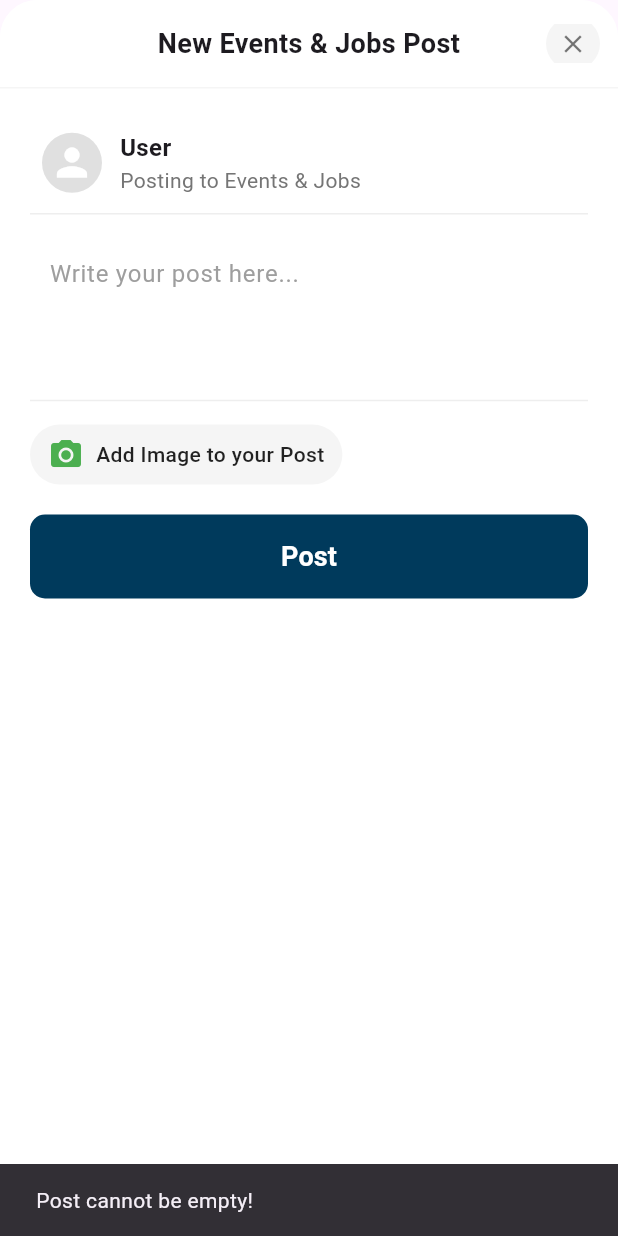
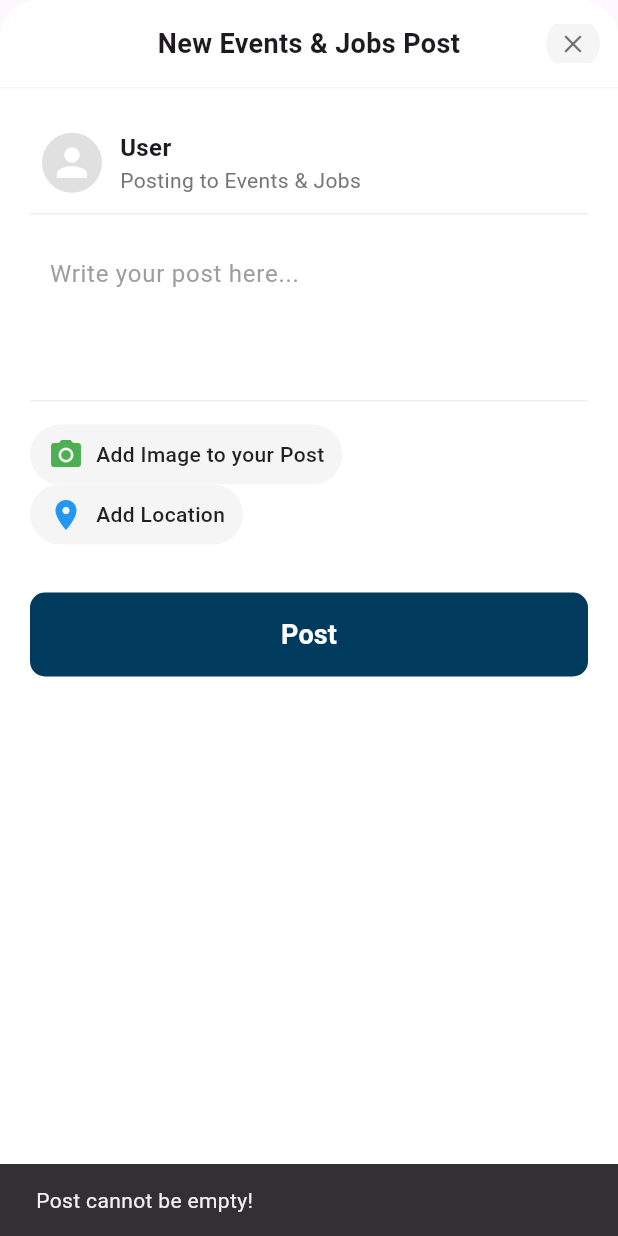
Before and after one commit to HafsaQureshi1/FYP_UNI-verse_f21, a Flutter app: the CreateNewPostScreen widget shown alone on an empty page, opened directly, after a tap on "Post", on a phone screen of 412 x 824 dp. Run offline on Flutter 3.47's test engine with Material 3 defaults, Android fonts, the phone set to English and light mode, and no system bars; our stand-ins replace cloud_firestore, file_picker, firebase_auth, firebase_core, firebase_messaging, geocoding and 5 more; accounts and stored records are empty; project files that could hold a hidden picture were left out.

Commit message:
change the function to categorize post by using hugging face Ai

```diff
--- a/lib/createpost.dart
+++ b/lib/createpost.dart
@@ -1,14 +1,17 @@
 import 'dart:io';
-import 'dart:typed_data';
 import 'dart:convert';
 import 'package:flutter/foundation.dart';
+
 import 'package:flutter/material.dart';
+import 'package:flutter_application_1/LocationPicker.dart';
+import 'package:geocoding/geocoding.dart';
+import 'package:google_maps_flutter/google_maps_flutter.dart';
 import 'package:image_picker/image_picker.dart';
 import 'package:firebase_auth/firebase_auth.dart';
 import 'package:cloud_firestore/cloud_firestore.dart';
 import 'package:http/http.dart' as http;
 import 'profileimage.dart';
-
+import 'categorize.dart';
 class CreateNewPostScreen extends StatefulWidget {
   final String collectionName;
 
@@ -23,6 +26,8 @@ class _CreateNewPostScreenState extends State<CreateNewPostScreen> {
   final FirebaseAuth _auth = FirebaseAuth.instance;
   final FirebaseFirestore _firestore = FirebaseFirestore.instance;
   bool _isPosting = false;
+LatLng? _selectedLocation;
+String _selectedAddress = "No location selected";
 
   String _username = '';
   String? _userId;
@@ -35,6 +40,190 @@ class _CreateNewPostScreenState extends State<CreateNewPostScreen> {
     super.initState();
     _fetchUserInfo();
   }
+
+
+Future<void> _pickLocation() async {
+  final LatLng? location = await Navigator.push(
+    context,
+    MaterialPageRoute(builder: (context) => LocationPicker()),
+  );
+
+  if (location != null) {
+    setState(() {
+      _selectedLocation = location;
+      _updateAddress(location);
+    });
+  }
+}
+Future<String> _classifyPostWithHuggingFace(String postText) async {
+  print("🔹 Sending request to Hugging Face...");
+
+  final url = Uri.parse("https://api-inference.huggingface.co/models/facebook/bart-large-mnli");
+  final headers = {
+    "Authorization": "Bearer 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",
+    "Content-Type": "application/json"
+  };
+
+  final body = jsonEncode({
+  "inputs": postText,  // ✅ Corrected: "inputs" instead of "sequence"
+  "parameters": {
+    "candidate_labels": [  // ✅ Moved inside "parameters"
+     "Electronics",
+      "Clothing & Accessories",
+      "Documents",
+      "Books & Stationery",
+      "Personal Items",
+      "Miscellaneous"
+    ]
+  }
+});
+
+
+  try {
+    final response = await http.post(url, headers: headers, body: body);
+
+    print("🔹 API Response Status Code: ${response.statusCode}");
+    print("🔹 API Response Body: ${response.body}");
+
+    if (response.statusCode == 200) {
+      final responseData = jsonDecode(response.body);
+      print("🔹 Parsed JSON: $responseData");  // Print JSON to debug
+
+      List<dynamic> labels = responseData["labels"];
+      List<dynamic> scores = responseData["scores"];
+
+      if (labels.isNotEmpty && scores.isNotEmpty) {
+        String bestCategory = labels[0];  // Get highest confidence category
+        double confidence = scores[0];
+
+        print("✅ AI Category: $bestCategory (Confidence: ${confidence.toStringAsFixed(2)})");
+        return confidence > 0.3 ? bestCategory : "Miscellaneous";  // Confidence threshold
+      }
+    } else {
+      print("❌ AI Classification Failed. Response: ${response.body}");
+    }
+  } catch (e) {
+    print("❌ Hugging Face API Exception: $e");
+  }
+
+  return "Miscellaneous";  // Default if API fails
+}
+Future<void> _createPost() async {
+  print("🚀 _createPost() started");
+  print("📂 Collection Name: ${widget.collectionName}");
+
+  // Extract only the main collection name
+  String mainCollection = widget.collectionName.split('/')[0];
+  print("📂 Extracted Main Collection: $mainCollection");
+
+  String postContent = _postController.text.trim();
+  if (postContent.isEmpty) {
+    print("⚠️ Post content is empty, exiting...");
+    ScaffoldMessenger.of(context).showSnackBar(
+      const SnackBar(content: Text('Post cannot be empty!')),
+    );
+    return;
+  }
+
+  setState(() {
+    _isPosting = true;
+  });
+
+  try {
+    User? user = _auth.currentUser;
+    if (user != null) {
+      DocumentSnapshot userDoc =
+          await _firestore.collection('users').doc(user.uid).get();
+      String username = userDoc.exists ? userDoc['username'] : 'Anonymous';
+
+      String? uploadedImageUrl;
+
+      // Upload image if selected
+      if (_imageFile != null || _webImage != null) {
+        Uint8List imageBytes =
+            kIsWeb ? _webImage! : await _imageFile!.readAsBytes();
+        uploadedImageUrl = await _uploadImageToCloudinary(imageBytes);
+      }
+
+      // Create post data
+      final postData = {
+        'userId': user.uid,
+        'userName': username,
+        'userEmail': user.email,
+        'likes': 0,
+        'postContent': postContent,
+        'imageUrl': uploadedImageUrl ?? '',
+        'timestamp': FieldValue.serverTimestamp(),
+        "location": _selectedLocation != null
+            ? {
+                "latitude": _selectedLocation!.latitude,
+                "longitude": _selectedLocation!.longitude,
+                "address": _selectedAddress,
+              }
+            : null,
+      };
+
+      // Firestore transaction to store posts
+      await _firestore.runTransaction((transaction) async {
+        // ✅ **Step 1: Store in the "All" subcollection**
+        final allPostsRef = _firestore
+            .collection(mainCollection)
+            .doc("All")
+            .collection("posts")
+            .doc();
+        transaction.set(allPostsRef, postData);
+
+        // ✅ **Step 2: AI Categorization (ONLY for lostfoundposts)**
+        if (mainCollection == "lostfoundposts") {
+          print("🔹 Preparing to send post to AI...");
+          String subCollectionName = await _classifyPostWithHuggingFace(postContent);
+          print("✅ AI Categorized as: $subCollectionName");
+
+          // 🔥 **Store the same post in the AI-categorized subcollection**
+          final categorizedRef = _firestore
+              .collection(mainCollection)
+              .doc(subCollectionName) // AI-generated category
+              .collection("posts")
+              .doc();
+
+          transaction.set(categorizedRef, postData);
+        }
+      });
+
+      ScaffoldMessenger.of(context).showSnackBar(
+        const SnackBar(content: Text('Posted!')),
+      );
+
+      Navigator.of(context).pop();
+    } else {
+      ScaffoldMessenger.of(context).showSnackBar(
+        const SnackBar(content: Text('User not logged in!')),
+      );
+    }
+  } catch (e) {
+    ScaffoldMessenger.of(context).showSnackBar(
+      SnackBar(content: Text('Error: $e')),
+    );
+  } finally {
+    setState(() {
+      _isPosting = false;
+    });
+  }
+}
+
+Future<void> _updateAddress(LatLng position) async {
+  try {
+    List<Placemark> placemarks = await placemarkFromCoordinates(
+        position.latitude, position.longitude);
+    if (placemarks.isNotEmpty) {
+      setState(() {
+        _selectedAddress = placemarks.first.street ?? "Unknown Address";
+      });
+    }
+  } catch (e) {
+    print("Error fetching address: $e");
+  }
+}
 
   // Fetch current user information
   Future<void> _fetchUserInfo() async {
@@ -102,67 +291,6 @@ class _CreateNewPostScreenState extends State<CreateNewPostScreen> {
   }
 
   // Create and save post to Firestore
-  Future<void> _createPost() async {
-    String postContent = _postController.text.trim();
-    if (postContent.isEmpty) {
-      ScaffoldMessenger.of(context).showSnackBar(
-        const SnackBar(content: Text('Post cannot be empty!')),
-      );
-      return;
-    }
-
-    setState(() {
-      _isPosting = true;
-    });
-
-    try {
-      User? user = _auth.currentUser;
-      if (user != null) {
-        DocumentSnapshot userDoc =
-            await _firestore.collection('users').doc(user.uid).get();
-        String username = userDoc.exists ? userDoc['username'] : 'Anonymous';
-
-        String? uploadedImageUrl;
-
-        // Upload image if selected
-        if (_imageFile != null || _webImage != null) {
-          Uint8List imageBytes =
-              kIsWeb ? _webImage! : await _imageFile!.readAsBytes();
-          uploadedImageUrl = await _uploadImageToCloudinary(imageBytes);
-        }
-
-        // Store post in Firestore
-        await _firestore.collection(widget.collectionName).add({
-          'userId': user.uid,
-          'userName': username,
-          'userEmail': user.email,
-          'likes': 0,
-          'postContent': postContent,
-          'imageUrl': uploadedImageUrl ?? '',
-          'timestamp': FieldValue.serverTimestamp(),
-        });
-
-        ScaffoldMessenger.of(context).showSnackBar(
-          const SnackBar(content: Text('Posted!')),
-        );
-
-        Navigator.of(context).pop();
-      } else {
-        ScaffoldMessenger.of(context).showSnackBar(
-          const SnackBar(content: Text('User not logged in!')),
-        );
-      }
-    } catch (e) {
-      ScaffoldMessenger.of(context).showSnackBar(
-        SnackBar(content: Text('Error: $e')),
-      );
-    } finally {
-      setState(() {
-        _isPosting = false;
-      });
-    }
-  }
-
   // Get user-friendly post type label
   String _getPostTypeLabel(String collectionName) {
     switch (collectionName) {
@@ -412,7 +540,58 @@ class _CreateNewPostScreenState extends State<CreateNewPostScreen> {
                       ),
                       const Spacer(),
                     ],
-                  ),
+                  ),Row(
+  children: [
+    GestureDetector(
+      onTap: _pickLocation,
+      child: Container(
+        padding: const EdgeInsets.symmetric(horizontal: 12, vertical: 8),
+        decoration: BoxDecoration(
+          color: Colors.grey.shade100,
+          borderRadius: BorderRadius.circular(20),
+        ),
+        child: Row(
+          mainAxisSize: MainAxisSize.min,
+          children: [
+            const Icon(Icons.location_on, color: Colors.blue),
+            const SizedBox(width: 8),
+            Text("Add Location",
+                style: TextStyle(
+                  color: Colors.black87,
+                  fontWeight: FontWeight.w500,
+                )),
+          ],
+        ),
+      ),
+    ),
+  ],
+),
+
+const SizedBox(height: 12),
+
+// Display selected location
+if (_selectedLocation != null)
+  Container(
+    padding: EdgeInsets.all(10),
+    decoration: BoxDecoration(
+      color: Colors.white,
+      border: Border.all(color: Colors.grey.shade300),
+      borderRadius: BorderRadius.circular(8),
+    ),
+    child: Row(
+      children: [
+        Icon(Icons.location_on, color: Colors.redAccent),
+        const SizedBox(width: 8),
+        Expanded(
+          child: Text(
+            _selectedAddress,
+            overflow: TextOverflow.ellipsis,
+          ),
+        ),
+      ],
+    ),
+  ),
+
 
                   const SizedBox(height: 20),
 
```
